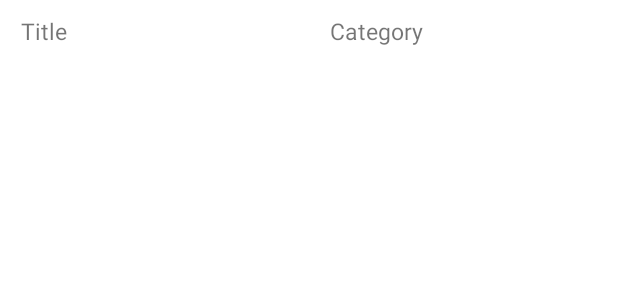
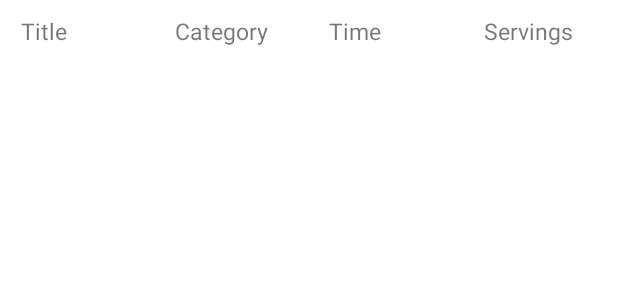
Before and after one commit to CMPUT301F22T30/FoodStory, an Android app: the layout recipe_display.xml on its own in the app's theme, with its tools: preview values and no code run, on a phone screen of 412 x 824 dp. Shown: the top 300 px of the screen. Run offline under Robolectric (Android 15) with nearby library versions, the phone set to English and light mode, and no system bars.

Commit message:
Fixed formatting of Recipe xml.

```diff
--- a/code/app/src/main/java/com/example/foodstory/RecipeAdapter.java
+++ b/code/app/src/main/java/com/example/foodstory/RecipeAdapter.java
@@ -32,8 +32,12 @@ public class RecipeAdapter extends ArrayAdapter<RecipeClass> {
         RecipeClass recipe = recipes.get(position);
         TextView recipeTitle = view.findViewById(R.id.title_text);
         TextView recipeCategory = view.findViewById(R.id.category_text);
+        TextView recipeTime = view.findViewById(R.id.time_text);
+        TextView recipeServings = view.findViewById(R.id.servings_text);
         recipeTitle.setText(recipe.getTitle());
         recipeCategory.setText(recipe.getRecipeCategory());
+        recipeTime.setText(recipe.getRecipePrepTime());
+        recipeServings.setText(recipe.getRecipeServingsStr());
         return view;
     }
 }
--- a/code/app/src/main/java/com/example/foodstory/RecipeClass.java
+++ b/code/app/src/main/java/com/example/foodstory/RecipeClass.java
@@ -41,6 +41,10 @@ public class RecipeClass implements Serializable{
         return numServings;
     }
 
+    public String getRecipeServingsStr(){
+        return String.valueOf(numServings);
+    }
+
     public void setRecipeServings(int numServings) {
         this.numServings = numServings;
     }
--- a/code/app/src/main/java/com/example/foodstory/RecipeFragment.java
+++ b/code/app/src/main/java/com/example/foodstory/RecipeFragment.java
@@ -125,7 +125,7 @@ public class RecipeFragment extends Fragment {
                 Collections.sort(recipe_List, new Comparator<RecipeClass>() {
                     @Override
                     public int compare(RecipeClass recipe, RecipeClass t1) {
-                        return String.valueOf(recipe.getRecipeServings()).compareTo(String.valueOf(t1.getRecipeServings()));
+                        return (recipe.getRecipeServingsStr().compareTo(t1.getRecipeServingsStr()));
                     }
                 });
                 recipe_Adapter.notifyDataSetChanged();
--- a/code/app/src/main/res/layout/recipe_display.xml
+++ b/code/app/src/main/res/layout/recipe_display.xml
@@ -24,5 +24,25 @@
         android:text="Category"
         android:layout_weight="1">
     </TextView>
+    <TextView
+        android:id="@+id/time_text"
+        android:layout_width="0dp"
+        android:layout_height="wrap_content"
+        android:textSize="15sp"
+        android:padding="10sp"
+        android:layout_marginLeft="4sp"
+        android:text="Time"
+        android:layout_weight="1">
+    </TextView>
+    <TextView
+        android:id="@+id/servings_text"
+        android:layout_width="0dp"
+        android:layout_height="wrap_content"
+        android:textSize="15sp"
+        android:padding="10sp"
+        android:layout_marginLeft="4sp"
+        android:text="Servings"
+        android:layout_weight="1">
+    </TextView>
 
 </LinearLayout>
```
